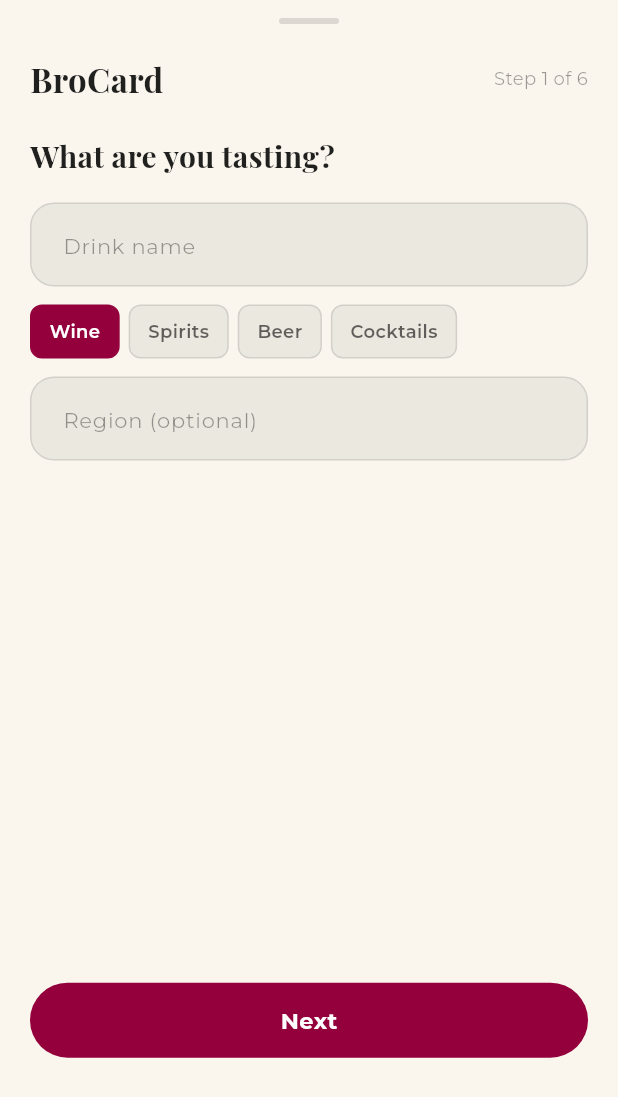
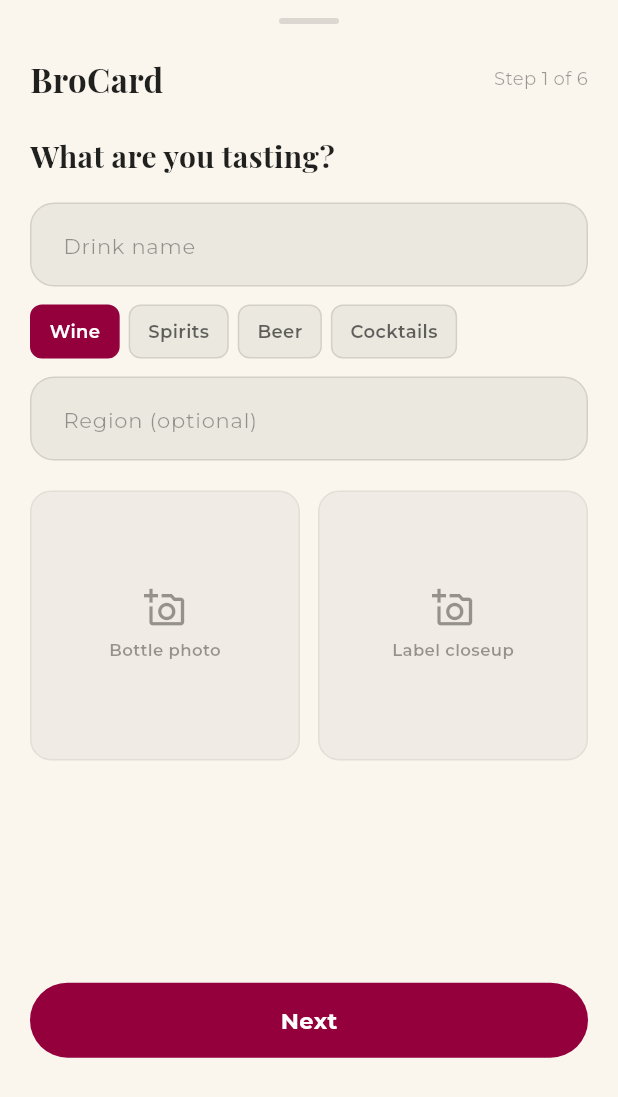
Before and after one commit to dushyantb11-rgb/winebro, a Flutter app: the BroCardSheet widget shown alone on an empty page, opened directly, on a phone screen of 412 x 824 dp. Shown: the top 1097 px of the screen. Run offline on Flutter 3.47's test engine with Material 3 defaults, Android fonts, the phone set to English and light mode, and no system bars; our stand-ins replace cloud_firestore, firebase_auth, firebase_core, firebase_crashlytics, firebase_messaging, firebase_storage and 6 more; missing offline and left inert: google_mlkit_text_recognition, string_similarity; accounts and stored records are empty.

Commit message:
feat(brocard): S3.2 — bottle + label photo capture (#24)
Adds two photo slots to the detailed BroCard sheet (bottle + label
closeup). Stored in Firebase Storage at
users/{uid}/brocard/{entryId}/{slot}.jpg, max 8MB jpeg/png. URLs
write back to the JournalEntry (bottlePhotoUrl, labelPhotoUrl).

Visual D-asset for label OCR training in v1.1 + journal richness
that drives session length and emotional attachment.

App (lib/features/journal/):
- data/brocard_photo_service.dart — captureAndUpload(entryId, slot,
  source) wraps image_picker + FirebaseStorage upload + getDownloadURL
- domain/journal_entry.dart — bottlePhotoUrl + labelPhotoUrl fields
  added to constructor / copyWith / toMap / fromMap (back-compat:
  null when missing).
- presentation/screens/journal_screen.dart — two _PhotoSlotTile
  widgets in the Info step (Step 0). Tap → camera/gallery picker
  → upload spinner → thumb. Stable _draftId so photos uploaded
  during composition end up under the same entryId as the doc.

Infra:
- pubspec.yaml — firebase_storage ^12.4.4
- storage.rules — owner-only read/write, 8MB cap, image/(jpeg|png)
  contentType. Default deny everything else.
- firebase.json — wires storage.rules into deploy

l10n: 5 new keys (brocardPhoto{Bottle,Label,Camera,Gallery,UploadFailed})

Manual prerequisite (one-time, console):
- Firebase Console → Storage → "Get Started" to initialize bucket
- THEN: firebase deploy --only storage

Verified:
- flutter analyze lib/ — 0 errors, 0 warnings
- flutter build apk --debug — exit 0
- Storage deploy blocked on console init (documented in PR body);
  app gracefully shows "Couldn't upload that photo" snackbar until
  Storage is enabled.

Co-authored-by: PrasannaSwati-UI <300630@ust.com>

```diff
--- /dev/null
+++ b/lib/features/journal/data/brocard_photo_service.dart
@@ -0,0 +1,69 @@
+import 'dart:io';
+
+import 'package:firebase_auth/firebase_auth.dart';
+import 'package:firebase_storage/firebase_storage.dart';
+import 'package:flutter_riverpod/flutter_riverpod.dart';
+import 'package:image_picker/image_picker.dart';
+
+/// Captures + uploads BroCard photos. Two slots per entry:
+///   bottle — the bottle in context (table, hand, glass)
+///   label  — close-up of the label (used for OCR seed in v1.1)
+///
+/// Storage layout:
+///   users/{uid}/brocard/{entryId}/{slot}.jpg
+enum PhotoSlot {
+  bottle('bottle'),
+  label('label');
+
+  const PhotoSlot(this.code);
+  final String code;
+}
+
+class BroCardPhotoService {
+  BroCardPhotoService(this._storage, this._auth, this._picker);
+
+  final FirebaseStorage _storage;
+  final FirebaseAuth _auth;
+  final ImagePicker _picker;
+
+  /// Open the camera or gallery picker, upload the file, return the
+  /// download URL. Returns null if the user cancels.
+  Future<String?> captureAndUpload({
+    required String entryId,
+    required PhotoSlot slot,
+    required ImageSource source,
+  }) async {
+    final uid = _auth.currentUser?.uid;
+    if (uid == null) return null;
+
+    final picked = await _picker.pickImage(
+      source: source,
+      maxWidth: 1600,
+      maxHeight: 1600,
+      imageQuality: 80,
+    );
+    if (picked == null) return null;
+
+    final ref = _storage
+        .ref()
+        .child('users')
+        .child(uid)
+        .child('brocard')
+        .child(entryId)
+        .child('${slot.code}.jpg');
+
+    await ref.putFile(
+      File(picked.path),
+      SettableMetadata(contentType: 'image/jpeg'),
+    );
+    return ref.getDownloadURL();
+  }
+}
+
+final broCardPhotoServiceProvider = Provider<BroCardPhotoService>(
+  (_) => BroCardPhotoService(
+    FirebaseStorage.instance,
+    FirebaseAuth.instance,
+    ImagePicker(),
+  ),
+);
--- a/lib/features/journal/domain/journal_entry.dart
+++ b/lib/features/journal/domain/journal_entry.dart
@@ -97,6 +97,8 @@ class JournalEntry {
     this.isFavorite = false,
     this.isWishlist = false,
     this.buyAgain = false,
+    this.bottlePhotoUrl,
+    this.labelPhotoUrl,
   });
 
   final String id;
@@ -123,6 +125,8 @@ class JournalEntry {
   final bool isFavorite;
   final bool isWishlist;
   final bool buyAgain;
+  final String? bottlePhotoUrl;
+  final String? labelPhotoUrl;
 
   bool get isDetailed =>
       appearance != null ||
@@ -155,6 +159,8 @@ class JournalEntry {
     bool? isFavorite,
     bool? isWishlist,
     bool? buyAgain,
+    String? bottlePhotoUrl,
+    String? labelPhotoUrl,
   }) {
     return JournalEntry(
       id: id ?? this.id,
@@ -192,6 +198,8 @@ class JournalEntry {
       isFavorite: isFavorite ?? this.isFavorite,
       isWishlist: isWishlist ?? this.isWishlist,
       buyAgain: buyAgain ?? this.buyAgain,
+      bottlePhotoUrl: bottlePhotoUrl ?? this.bottlePhotoUrl,
+      labelPhotoUrl: labelPhotoUrl ?? this.labelPhotoUrl,
     );
   }
 
@@ -219,6 +227,8 @@ class JournalEntry {
     'isFavorite': isFavorite,
     'isWishlist': isWishlist,
     'buyAgain': buyAgain,
+    if (bottlePhotoUrl != null) 'bottlePhotoUrl': bottlePhotoUrl,
+    if (labelPhotoUrl != null) 'labelPhotoUrl': labelPhotoUrl,
   };
 
   factory JournalEntry.fromMap(Map<String, dynamic> map) => JournalEntry(
@@ -279,6 +289,8 @@ class JournalEntry {
     isFavorite: map['isFavorite'] as bool? ?? false,
     isWishlist: map['isWishlist'] as bool? ?? false,
     buyAgain: map['buyAgain'] as bool? ?? false,
+    bottlePhotoUrl: map['bottlePhotoUrl'] as String?,
+    labelPhotoUrl: map['labelPhotoUrl'] as String?,
   );
 
   @override
--- a/lib/features/journal/presentation/screens/journal_screen.dart
+++ b/lib/features/journal/presentation/screens/journal_screen.dart
@@ -10,6 +10,8 @@ import 'package:winebro/core/theme/app_motion.dart';
 import 'package:winebro/core/theme/app_theme.dart';
 import 'package:winebro/core/utils/formatters.dart';
 import 'package:winebro/features/aroma_wheel/domain/aroma_taxonomy.dart';
+import 'package:image_picker/image_picker.dart';
+import 'package:winebro/features/journal/data/brocard_photo_service.dart';
 import 'package:winebro/features/journal/domain/journal_entry.dart';
 import 'package:winebro/features/journal/presentation/widgets/quick_log_sheet.dart';
 import 'package:winebro/features/profile/data/gamification_service.dart';
@@ -587,6 +589,11 @@ class _BroCardSheetState extends ConsumerState<BroCardSheet> {
   int _rating = 3;
   bool _buyAgain = false;
   final _notesController = TextEditingController();
+  String? _bottlePhotoUrl;
+  String? _labelPhotoUrl;
+  bool _photoUploading = false;
+  late final String _draftId =
+      DateTime.now().millisecondsSinceEpoch.toString();
 
   @override
   void dispose() {
@@ -602,7 +609,7 @@ class _BroCardSheetState extends ConsumerState<BroCardSheet> {
     final uid = FirebaseAuth.instance.currentUser?.uid;
     if (uid == null) return;
 
-    final id = DateTime.now().millisecondsSinceEpoch.toString();
+    final id = _draftId;
     final entry = JournalEntry(
       id: id,
       userId: uid,
@@ -628,6 +635,8 @@ class _BroCardSheetState extends ConsumerState<BroCardSheet> {
           ? _notesController.text.trim()
           : null,
       buyAgain: _buyAgain,
+      bottlePhotoUrl: _bottlePhotoUrl,
+      labelPhotoUrl: _labelPhotoUrl,
     );
 
     await FirebaseFirestore.instance
@@ -764,8 +773,92 @@ class _BroCardSheetState extends ConsumerState<BroCardSheet> {
           style: TextStyle(color: colors.textPrimary),
           decoration: InputDecoration(hintText: l10n.regionOptionalHint),
         ),
+        const SizedBox(height: 20),
+        Row(
+          children: [
+            Expanded(
+              child: _PhotoSlotTile(
+                label: l10n.brocardPhotoBottle,
+                photoUrl: _bottlePhotoUrl,
+                colors: colors,
+                busy: _photoUploading,
+                onTap: () => _pickPhoto(PhotoSlot.bottle),
+              ),
+            ),
+            const SizedBox(width: 12),
+            Expanded(
+              child: _PhotoSlotTile(
+                label: l10n.brocardPhotoLabel,
+                photoUrl: _labelPhotoUrl,
+                colors: colors,
+                busy: _photoUploading,
+                onTap: () => _pickPhoto(PhotoSlot.label),
+              ),
+            ),
+          ],
+        ),
       ],
     );
+  }
+
+  Future<void> _pickPhoto(PhotoSlot slot) async {
+    if (_photoUploading) return;
+    final source = await showModalBottomSheet<ImageSource>(
+      context: context,
+      builder: (ctx) {
+        final colors = ctx.appColors;
+        return SafeArea(
+          child: Container(
+            color: colors.charcoal,
+            padding: const EdgeInsets.symmetric(vertical: 8),
+            child: Column(
+              mainAxisSize: MainAxisSize.min,
+              children: [
+                ListTile(
+                  leading: Icon(Icons.photo_camera, color: colors.paprika),
+                  title: Text(ctx.l10n.brocardPhotoCamera,
+                      style: TextStyle(color: colors.textPrimary)),
+                  onTap: () => Navigator.pop(ctx, ImageSource.camera),
+                ),
+                ListTile(
+                  leading: Icon(Icons.photo_library, color: colors.paprika),
+                  title: Text(ctx.l10n.brocardPhotoGallery,
+                      style: TextStyle(color: colors.textPrimary)),
+                  onTap: () => Navigator.pop(ctx, ImageSource.gallery),
+                ),
+              ],
+            ),
+          ),
+        );
+      },
+    );
+    if (source == null || !mounted) return;
+    setState(() => _photoUploading = true);
+    try {
+      final url = await ref.read(broCardPhotoServiceProvider).captureAndUpload(
+            entryId: _draftId,
+            slot: slot,
+            source: source,
+          );
+      if (!mounted) return;
+      if (url != null) {
+        setState(() {
+          if (slot == PhotoSlot.bottle) {
+            _bottlePhotoUrl = url;
+          } else {
+            _labelPhotoUrl = url;
+          }
+        });
+      }
+    } catch (_) {
+      if (mounted) {
+        ScaffoldMessenger.of(context).showSnackBar(
+          SnackBar(content: Text(context.l10n.brocardPhotoUploadFailed)),
+        );
+      }
+    } finally {
+      if (mounted) setState(() => _photoUploading = false);
+    }
   }
 
   Widget _buildAppearanceStep(AppColors colors, AppLocalizations l10n) {
@@ -989,3 +1082,76 @@ class _BroCardSheetState extends ConsumerState<BroCardSheet> {
     );
   }
 }
+
+class _PhotoSlotTile extends StatelessWidget {
+  const _PhotoSlotTile({
+    required this.label,
+    required this.photoUrl,
+    required this.colors,
+    required this.busy,
+    required this.onTap,
+  });
+
+  final String label;
+  final String? photoUrl;
+  final AppColors colors;
+  final bool busy;
+  final VoidCallback onTap;
+
+  @override
+  Widget build(BuildContext context) {
+    return AspectRatio(
+      aspectRatio: 1,
+      child: Material(
+        color: colors.surface1,
+        borderRadius: BorderRadius.circular(14),
+        child: InkWell(
+          borderRadius: BorderRadius.circular(14),
+          onTap: busy ? null : onTap,
+          child: Container(
+            decoration: BoxDecoration(
+              borderRadius: BorderRadius.circular(14),
+              border: Border.all(
+                color: photoUrl != null
+                    ? colors.paprika.withValues(alpha: 0.5)
+                    : colors.borderSubtle,
+              ),
+              image: photoUrl != null
+                  ? DecorationImage(
+                      image: NetworkImage(photoUrl!),
+                      fit: BoxFit.cover,
+                    )
+                  : null,
+            ),
+            child: photoUrl != null
+                ? null
+                : Center(
+                    child: busy
+                        ? const SizedBox(
+                            width: 22,
+                            height: 22,
+                            child: CircularProgressIndicator(strokeWidth: 2),
+                          )
+                        : Column(
+                            mainAxisAlignment: MainAxisAlignment.center,
+                            children: [
+                              Icon(Icons.add_a_photo_outlined,
+                                  color: colors.textTertiary, size: 28),
+                              const SizedBox(height: 6),
+                              Text(
+                                label,
+                                style: TextStyle(
+                                  color: colors.textTertiary,
+                                  fontSize: 11,
+                                  fontWeight: FontWeight.w600,
+                                ),
+                              ),
+                            ],
+                          ),
+                  ),
+          ),
+        ),
+      ),
+    );
+  }
+}
--- a/lib/l10n/app_en.arb
+++ b/lib/l10n/app_en.arb
@@ -863,5 +863,20 @@
   "@aromaCalibrationThanks": {"description": "Snackbar after completion"},
 
   "aromaCalibrationCta": "Calibrate your nose · 60 seconds",
-  "@aromaCalibrationCta": {"description": "CTA button on Aroma Wheel screen"}
+  "@aromaCalibrationCta": {"description": "CTA button on Aroma Wheel screen"},
+
+  "brocardPhotoBottle": "Bottle photo",
+  "@brocardPhotoBottle": {"description": "Photo slot label on BroCard"},
+
+  "brocardPhotoLabel": "Label closeup",
+  "@brocardPhotoLabel": {"description": "Photo slot label on BroCard"},
+
+  "brocardPhotoCamera": "Take photo",
+  "@brocardPhotoCamera": {"description": "Photo source picker"},
+
+  "brocardPhotoGallery": "Choose from gallery",
+  "@brocardPhotoGallery": {"description": "Photo source picker"},
+
+  "brocardPhotoUploadFailed": "Couldn't upload that photo. Try again?",
+  "@brocardPhotoUploadFailed": {"description": "Photo upload failure snackbar"}
 }
--- a/pubspec.yaml
+++ b/pubspec.yaml
@@ -26,6 +26,7 @@ dependencies:
   firebase_messaging: ^15.2.4
   firebase_analytics: ^11.5.1
   firebase_crashlytics: ^4.3.3
+  firebase_storage: ^12.4.4
   google_sign_in: ^6.2.2
 
   # UI & Charts
```
Also changed, not shown: firebase.json, lib/l10n/generated/app_localizations.dart, lib/l10n/generated/app_localizations_en.dart, lib/l10n/generated/app_localizations_gu.dart, lib/l10n/generated/app_localizations_hi.dart, lib/l10n/generated/app_localizations_mr.dart, pubspec.lock, 2 other files.
